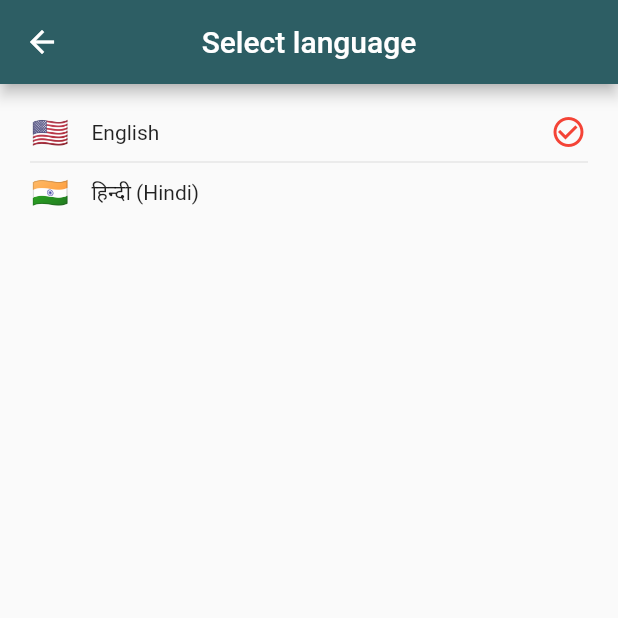
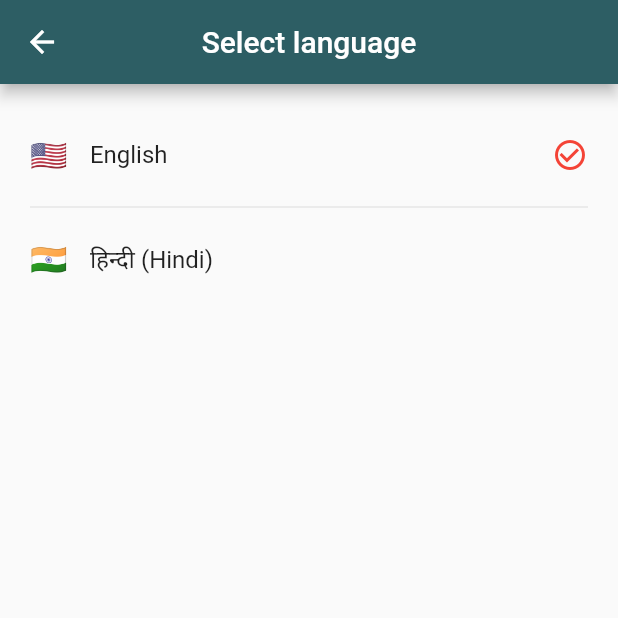
Before and after one commit to sankar-turing/turing_zp_demo, a Flutter app: the LanguageSettingsPage screen opened directly, on a phone screen of 412 x 824 dp, the top half of it. Run offline on Flutter 3.47's test engine with Material 2 defaults, Android fonts, the phone set to English and light mode, and no system bars; our stand-ins replace awesome_notifications, equatable, firebase_core, firebase_messaging, flutter_bloc, fluttertoast and 4 more; missing offline and left inert: gql; accounts and stored records are empty; generated files the repository leaves out were written again; network calls fail; statements that could not run were skipped.

```diff
--- a/lib/main.dart
+++ b/lib/main.dart
@@ -46,8 +46,9 @@ class MyApp extends StatelessWidget {
             ),
             appBarTheme: const AppBarTheme(
               backgroundColor: Color(0xFF2D5E64),
+              centerTitle: true,
             ),
-            elevatedButtonTheme: ElevatedButtonThemeData(style: ButtonStyle(backgroundColor: MaterialStateProperty.all(const Color(0xFF2D5E64)), textStyle: MaterialStateProperty.all(const TextStyle(color: Colors.white, fontSize: 15)), shape: MaterialStateProperty.all(RoundedRectangleBorder(borderRadius: BorderRadius.circular(10))), minimumSize: MaterialStateProperty.all(const Size(double.infinity, 45)))),
+            elevatedButtonTheme: ElevatedButtonThemeData(style: ButtonStyle(backgroundColor: MaterialStateProperty.all(const Color(0xFF2D5E64)), textStyle: MaterialStateProperty.all(const TextStyle(color: Colors.white, fontSize: 17)), shape: MaterialStateProperty.all(RoundedRectangleBorder(borderRadius: BorderRadius.circular(10))), minimumSize: MaterialStateProperty.all(const Size(double.infinity, 45)))),
           ),
           debugShowCheckedModeBanner: false,
           home: const HomeScreen(),
--- a/lib/screens/home/tabs/order_tab.dart
+++ b/lib/screens/home/tabs/order_tab.dart
@@ -18,6 +18,7 @@ class OrderTab extends StatelessWidget {
             children: [
               Text(
                 context.loc.orders,
+                style: const TextStyle(fontSize: 17),
               ),
             ],
           ),
--- a/lib/screens/language/language_settings_page.dart
+++ b/lib/screens/language/language_settings_page.dart
@@ -18,7 +18,7 @@ class LanguageSettingsPage extends StatelessWidget {
       ),
       body: Center(
         child: Padding(
-          padding: const EdgeInsets.symmetric(horizontal: 20.0, vertical: 20.0),
+          padding: const EdgeInsets.all(20),
           child: ListView.separated(
             itemCount: supportedLanguages.length,
             itemBuilder: (context, index) {
--- a/lib/screens/language/widgets/selectable_widget.dart
+++ b/lib/screens/language/widgets/selectable_widget.dart
@@ -19,13 +19,13 @@ class SelectableWidget extends StatelessWidget {
     return BlocBuilder<LanguageCubit, LanguageState>(
       bloc: languageCubit,
       builder: (context, state) {
-        return GestureDetector(
+        return InkWell(
           onTap: () async {
             Locale locale = await setLocale(languageData.languageCode);
             languageCubit.setLocale(locale);
           },
           child: Padding(
-            padding: const EdgeInsets.symmetric(horizontal: 1.0),
+            padding: const EdgeInsets.symmetric(vertical: 15),
             child: Row(
               children: [
                 Text(
@@ -35,11 +35,9 @@ class SelectableWidget extends StatelessWidget {
                 const SizedBox(width: 15),
                 Expanded(
                   child: Text(
-                    state.locale?.languageCode == languageData.languageCode
-                        ? languageData.ownName
-                        : '${languageData.name} (${languageData.ownName})',
+                    state.locale?.languageCode == languageData.languageCode ? languageData.ownName : '${languageData.name} (${languageData.ownName})',
                     textAlign: TextAlign.start,
-                    style: const TextStyle(fontSize: 14),
+                    style: const TextStyle(fontSize: 16),
                   ),
                 ),
                 (state.locale?.languageCode == languageData.languageCode)
```
Also changed, not shown: lib/screens/home/home_screen.dart (+11 -12 lines), lib/screens/home/tabs/home_tab.dart (+7 -7 lines), lib/screens/home/tabs/notification_tab.dart (+6 -10 lines), lib/screens/home/tabs/profile_tab.dart (+5 -5 lines), pubspec.lock.
